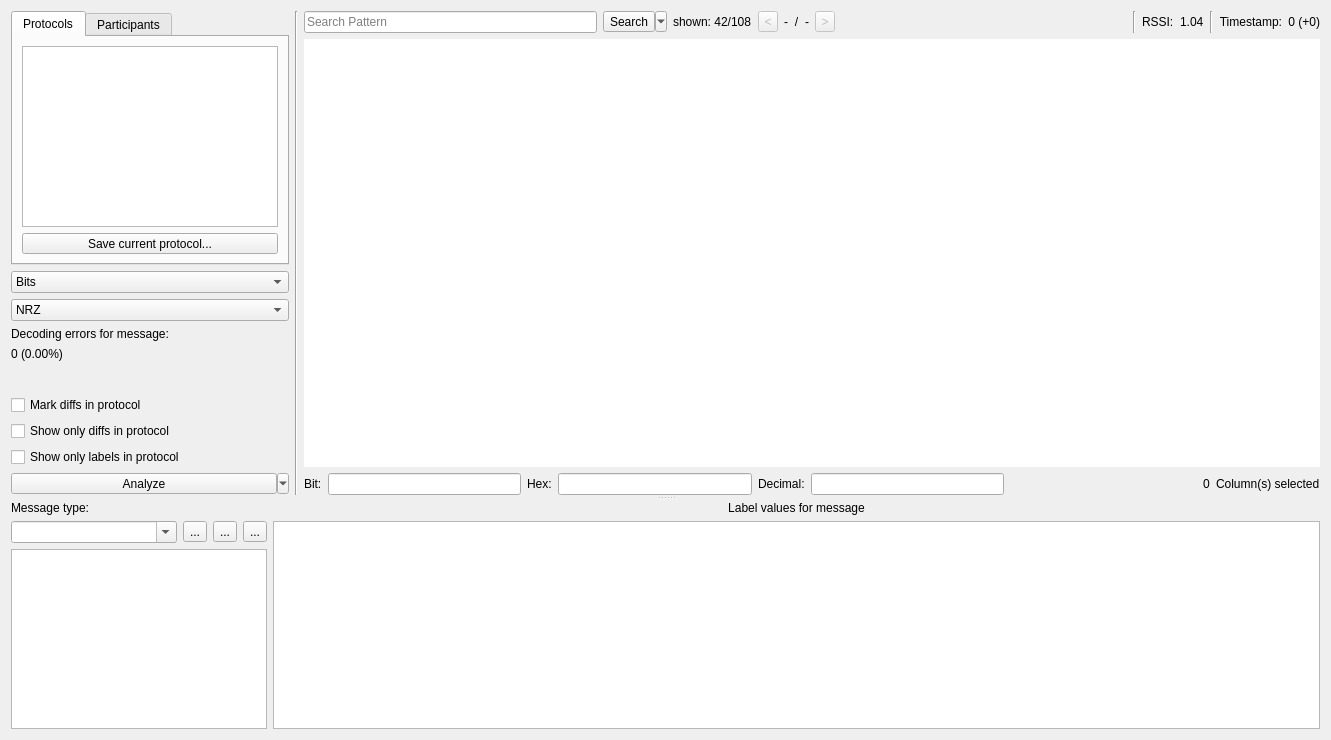
Old version of the form ui/analysis.ui in the repository jopohl/urh.
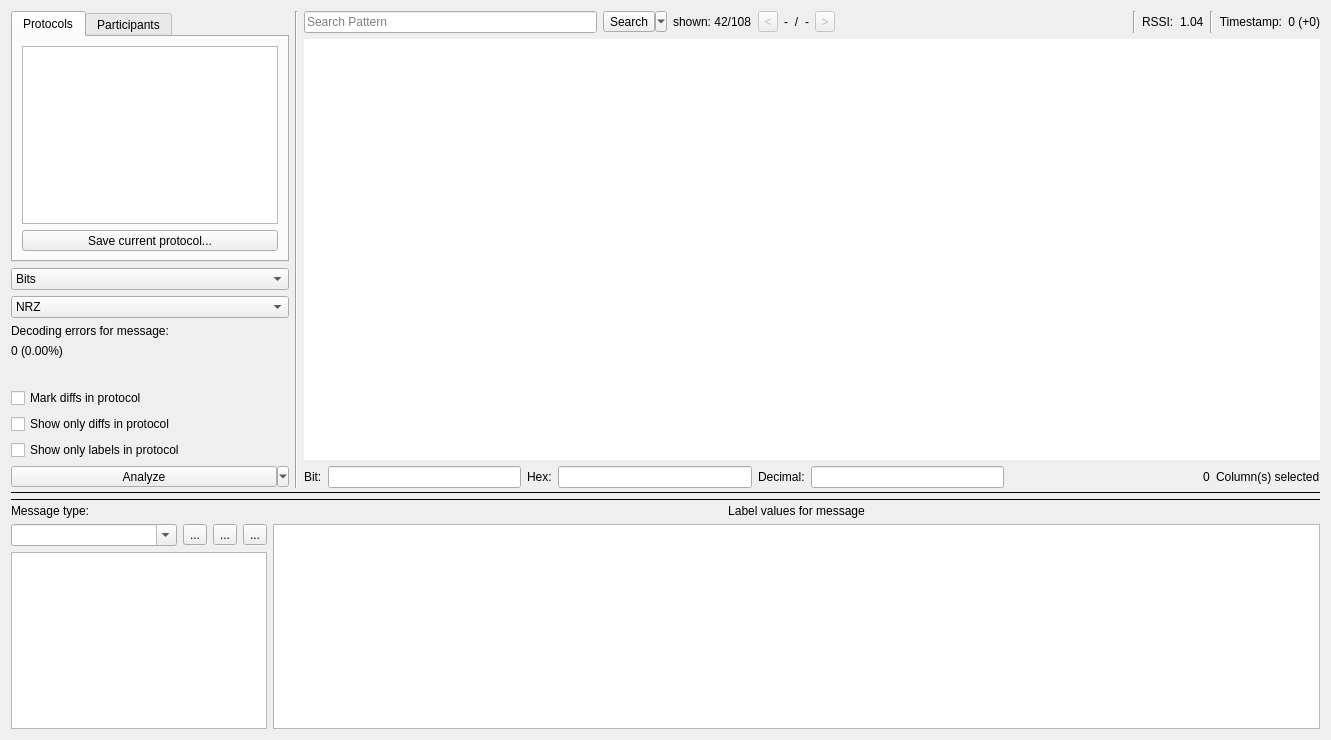
New version of the form. Icons and pictures are not drawn. Custom widgets are drawn as their Qt base class.

Commit message: other splitter variant

```diff
--- a/ui/analysis.ui
+++ b/ui/analysis.ui
@@ -91,11 +91,8 @@
          <property name="styleSheet">
           <string notr="true">QSplitter::handle {
 margin: 4px 0px;
-    background-color: qlineargradient(x1:0, y1:0, x2:1, y2:0, 
-stop:0 rgba(255, 255, 255, 0), 
-stop:0.5 rgba(100, 100, 100, 200), 
-stop:1 rgba(255, 255, 255, 0));
-	image: url(:/icons/data/icons/splitter_handle.png);
+border-top: 1px solid;
+border-bottom: 1px solid;
 }</string>
          </property>
          <property name="frameShape">
@@ -116,7 +113,7 @@
          <widget class="QWidget" name="layoutWidget">
           <layout class="QVBoxLayout" name="verticalLayout_5">
            <item>
-            <layout class="QHBoxLayout" name="horizontalLayout" stretch="1,1,5">
+            <layout class="QHBoxLayout" name="horizontalLayout" stretch="1,1,10">
              <item>
               <layout class="QVBoxLayout" name="verticalLayout_2">
                <item>
```
The commit also changes 1 other file.
